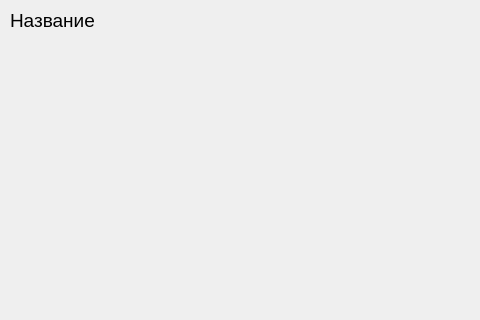
Old version of the form windows/item.ui in the repository coder8080/t-o-f-t; both pictures show x 0 to 480 and y 0 to 320 of the 734 by 592 pixel window.
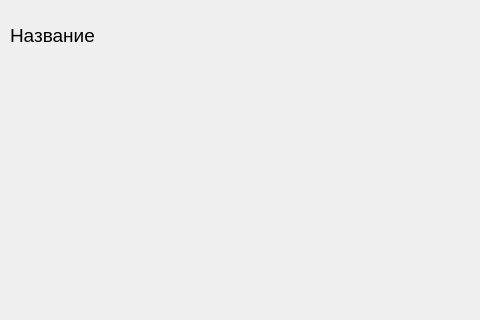
New version of the form.

Commit message: Переименованы элементы

```diff
--- a/windows/item.ui
+++ b/windows/item.ui
@@ -20,7 +20,7 @@
       <x>10</x>
       <y>10</y>
       <width>121</width>
-      <height>21</height>
+      <height>51</height>
      </rect>
     </property>
     <property name="font">
@@ -36,7 +36,7 @@
     <property name="geometry">
      <rect>
       <x>10</x>
-      <y>50</y>
+      <y>70</y>
       <width>700</width>
       <height>450</height>
      </rect>
```
Left out of the diff: 29 changed lines with no effect on the pictures.
